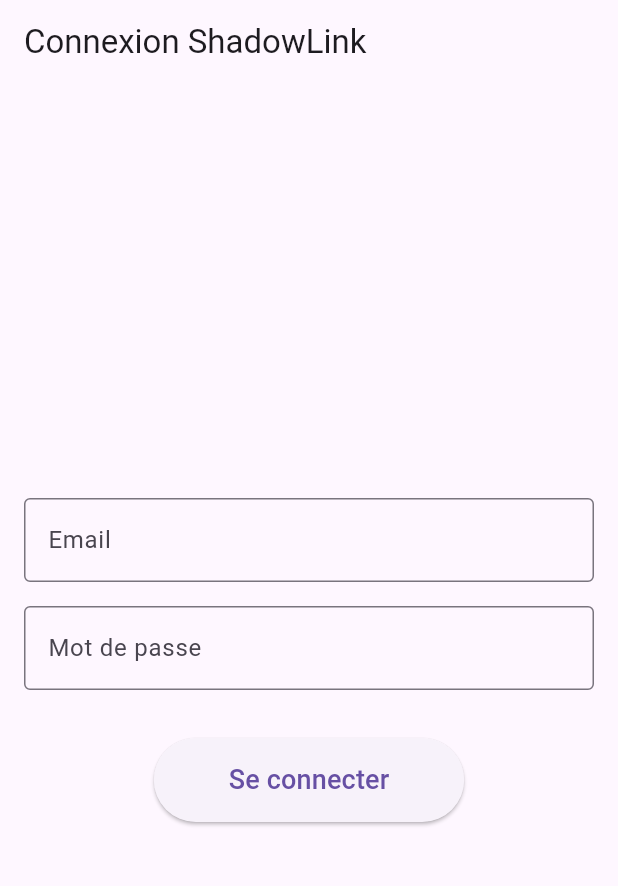
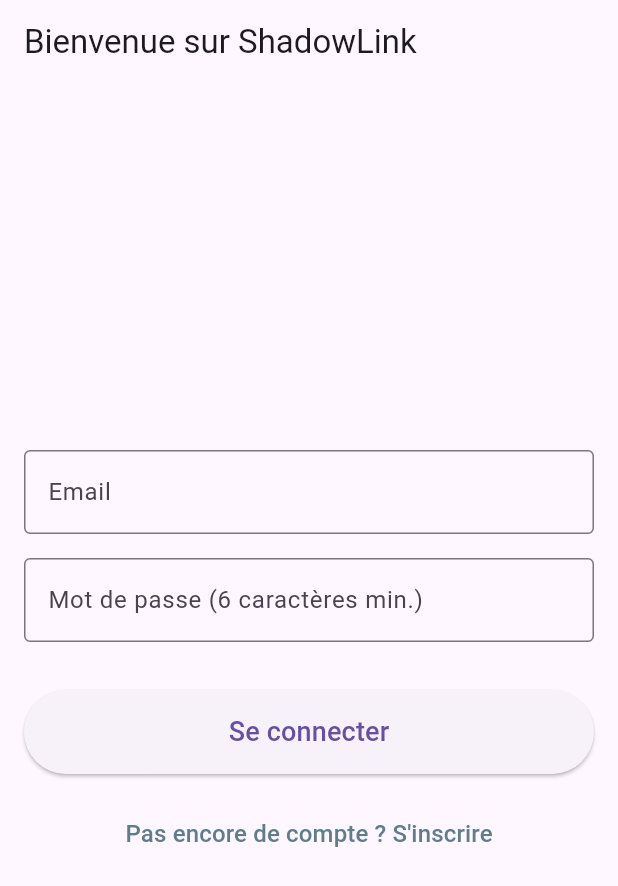
Before and after one commit to mrlxniia-tech/ShadowLink, a Flutter app: the screen it shows after launch, on a phone screen of 412 x 824 dp. Shown: the top 886 px of the screen. Run offline on Flutter 3.47's test engine with Material 3 defaults, Android fonts, the phone set to English and light mode, and no system bars; our stand-ins replace firebase_auth, firebase_core; accounts and stored records are empty.

Commit message:
PRO: Ajout de l'option Inscription (Sign Up)

```diff
--- a/lib/main.dart
+++ b/lib/main.dart
@@ -32,26 +32,45 @@
   final TextEditingController emailController = TextEditingController();
   final TextEditingController passwordController = TextEditingController();
 
+  // Fonction pour SE CONNECTER
   Future<void> seConnecter() async {
     try {
-      // 1. Tente de connecter l'utilisateur via Firebase
       await FirebaseAuth.instance.signInWithEmailAndPassword(
         email: emailController.text.trim(),
         password: passwordController.text.trim(),
       );
-
-      // 2. Si succès, on change de page vers la page d'accueil
       Navigator.pushReplacement(
         context,
         MaterialPageRoute(builder: (context) => const HomePage()),
       );
     } on FirebaseAuthException catch (e) {
-      // 3. En cas d'erreur (mauvais mdp, etc.), on affiche un message rouge
       ScaffoldMessenger.of(context).showSnackBar(
-        SnackBar(
-          content: Text("Erreur : ${e.message}"),
-          backgroundColor: Colors.red
-        ),
+        SnackBar(content: Text("Erreur de connexion : ${e.message}"), backgroundColor: Colors.red),
+      );
+    }
+  }
+
+  // Fonction pour S'INSCRIRE
+  Future<void> sInscrire() async {
+    try {
+      // Demande à Firebase de créer le compte
+      await FirebaseAuth.instance.createUserWithEmailAndPassword(
+        email: emailController.text.trim(),
+        password: passwordController.text.trim(),
+      );
+
+      // Si ça marche, on bascule directement sur l'accueil
+      Navigator.pushReplacement(
+        context,
+        MaterialPageRoute(builder: (context) => const HomePage()),
+      );
+      ScaffoldMessenger.of(context).showSnackBar(
+        const SnackBar(content: Text("Compte créé avec succès ! 🚀"), backgroundColor: Colors.green),
+      );
+    } on FirebaseAuthException catch (e) {
+      // Si le mot de passe est trop court ou l'email déjà pris
+      ScaffoldMessenger.of(context).showSnackBar(
+        SnackBar(content: Text("Erreur d'inscription : ${e.message}"), backgroundColor: Colors.orange),
       );
     }
   }
@@ -59,7 +78,7 @@
   @override
   Widget build(BuildContext context) {
     return Scaffold(
-      appBar: AppBar(title: const Text('Connexion ShadowLink')),
+      appBar: AppBar(title: const Text('Bienvenue sur ShadowLink')),
       body: Padding(
         padding: const EdgeInsets.all(16.0),
         child: Column(
@@ -77,18 +96,28 @@
             TextField(
               controller: passwordController,
               decoration: const InputDecoration(
-                labelText: 'Mot de passe',
+                labelText: 'Mot de passe (6 caractères min.)',
                 border: OutlineInputBorder(),
               ),
-              obscureText: true, // Cache le mot de passe
+              obscureText: true,
             ),
             const SizedBox(height: 32),
             ElevatedButton(
               onPressed: seConnecter,
               style: ElevatedButton.styleFrom(
                 padding: const EdgeInsets.symmetric(horizontal: 50, vertical: 15),
+                minimumSize: const Size(double.infinity, 50), // Bouton large
               ),
               child: const Text('Se connecter', style: TextStyle(fontSize: 18)),
+            ),
+            const SizedBox(height: 16),
+            // LE NOUVEAU BOUTON INSCRIPTION
+            TextButton(
+              onPressed: sInscrire,
+              child: const Text(
+                "Pas encore de compte ? S'inscrire",
+                style: TextStyle(fontSize: 16, color: Colors.blueGrey)
+              ),
             ),
           ],
         ),
@@ -108,14 +137,10 @@
         child: Column(
           mainAxisAlignment: MainAxisAlignment.center,
           children: [
-            const Text(
-              'Connexion réussie ! 🚀',
-              style: TextStyle(fontSize: 24, fontWeight: FontWeight.bold)
-            ),
+            const Text('Connexion réussie ! 🚀', style: TextStyle(fontSize: 24, fontWeight: FontWeight.bold)),
             const SizedBox(height: 40),
             ElevatedButton(
               onPressed: () async {
-                // Bouton pour se déconnecter et revenir en arrière
                 await FirebaseAuth.instance.signOut();
                 Navigator.pushReplacement(
                   context,
```
